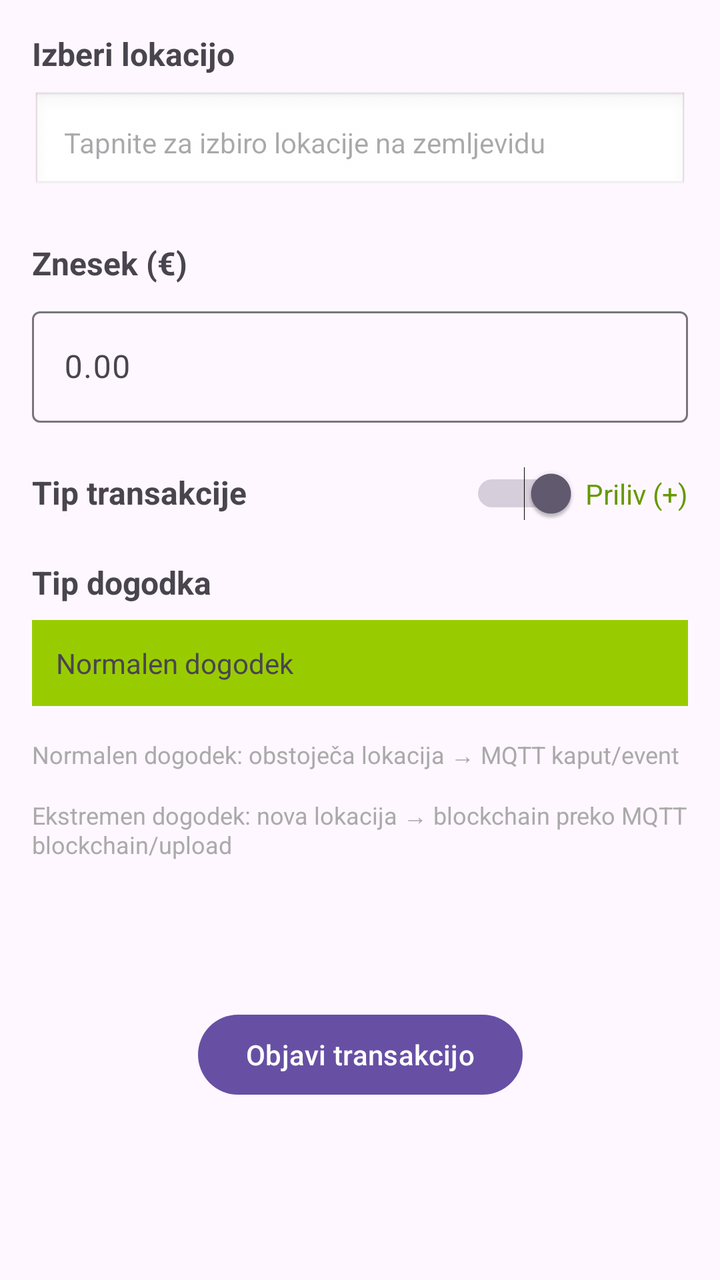
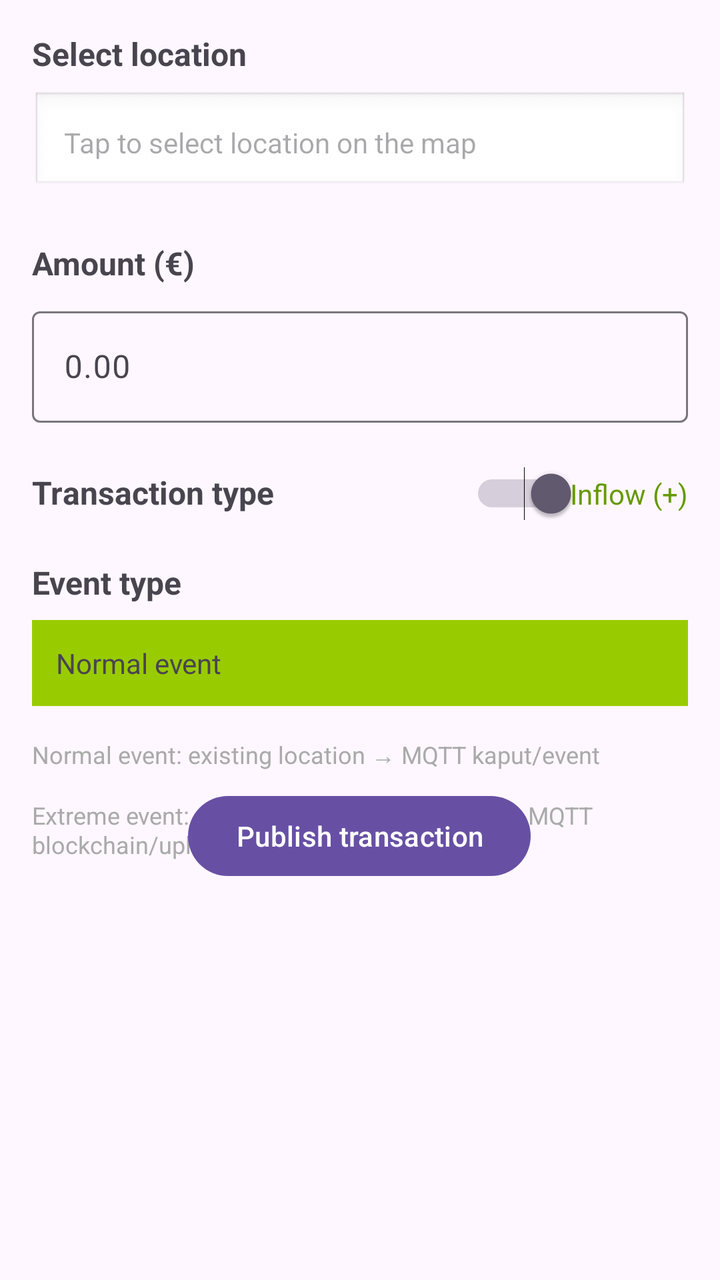

An Android layout rendered at two revisions. The XML below is the earlier revision; the diff shows what the commit changed to produce the second picture.
<!-- AndroidManifest.xml: application theme Theme.Kaput -->
<!-- res/layout/fragment_custom_event.xml -->
<?xml version="1.0" encoding="utf-8"?>
<ScrollView xmlns:android="http://schemas.android.com/apk/res/android"
    xmlns:app="http://schemas.android.com/apk/res-auto"
    xmlns:tools="http://schemas.android.com/tools"
    android:layout_width="match_parent"
    android:layout_height="match_parent"
    android:fillViewport="true">

    <androidx.constraintlayout.widget.ConstraintLayout
        android:id="@+id/customEventLayout"
        android:layout_width="match_parent"
        android:layout_height="wrap_content"
        android:padding="16dp"
        tools:context=".fragments.CustomEventFragment">

        
        <TextView
            android:id="@+id/locationLabel"
            android:layout_width="0dp"
            android:layout_height="wrap_content"
            android:text="@string/select_location"
            android:textSize="16sp"
            android:textStyle="bold"
            app:layout_constraintEnd_toEndOf="parent"
            app:layout_constraintStart_toStartOf="parent"
            app:layout_constraintTop_toTopOf="parent" />

        <TextView
            android:id="@+id/locationSelectText"
            android:layout_width="0dp"
            android:layout_height="wrap_content"
            android:layout_marginTop="8dp"
            android:background="@android:drawable/edit_text"
            android:clickable="true"
            android:focusable="true"
            android:hint="@string/select_location_hint"
            android:padding="16dp"
            android:textSize="14sp"
            app:layout_constraintEnd_toEndOf="parent"
            app:layout_constraintStart_toStartOf="parent"
            app:layout_constraintTop_toBottomOf="@id/locationLabel" />

        
        <TextView
            android:id="@+id/amountLabel"
            android:layout_width="0dp"
            android:layout_height="wrap_content"
            android:layout_marginTop="24dp"
            android:text="@string/event_amount"
            android:textSize="16sp"
            android:textStyle="bold"
            app:layout_constraintEnd_toEndOf="parent"
            app:layout_constraintStart_toStartOf="parent"
            app:layout_constraintTop_toBottomOf="@id/locationSelectText" />

        <com.google.android.material.textfield.TextInputLayout
            android:id="@+id/amountInputLayout"
            android:layout_width="0dp"
            android:layout_height="wrap_content"
            android:layout_marginTop="8dp"
            app:layout_constraintEnd_toEndOf="parent"
            app:layout_constraintStart_toStartOf="parent"
            app:layout_constraintTop_toBottomOf="@id/amountLabel">

            <com.google.android.material.textfield.TextInputEditText
                android:id="@+id/amountInput"
                android:layout_width="match_parent"
                android:layout_height="wrap_content"
                android:hint="@string/event_amount_hint"
                android:inputType="numberDecimal" />
        </com.google.android.material.textfield.TextInputLayout>

        
        <TextView
            android:id="@+id/transactionTypeLabel"
            android:layout_width="0dp"
            android:layout_height="wrap_content"
            android:layout_marginTop="24dp"
            android:text="@string/transaction_type"
            android:textSize="16sp"
            android:textStyle="bold"
            app:layout_constraintEnd_toStartOf="@id/guideline"
            app:layout_constraintStart_toStartOf="parent"
            app:layout_constraintTop_toBottomOf="@id/amountInputLayout" />

        <Switch
            android:id="@+id/transactionTypeSwitch"
            android:layout_width="wrap_content"
            android:layout_height="wrap_content"
            android:checked="true"
            app:layout_constraintBaseline_toBaselineOf="@id/transactionTypeLabel"
            app:layout_constraintEnd_toEndOf="parent"
            app:layout_constraintStart_toEndOf="@id/guideline" />

        <TextView
            android:id="@+id/transactionTypeValue"
            android:layout_width="wrap_content"
            android:layout_height="wrap_content"
            android:layout_marginTop="8dp"
            android:text="@string/inflow_label"
            android:textColor="@android:color/holo_green_dark"
            android:textSize="14sp"
            app:layout_constraintBaseline_toBaselineOf="@+id/transactionTypeSwitch"
            app:layout_constraintEnd_toEndOf="parent"
            app:layout_constraintTop_toBottomOf="@id/transactionTypeLabel" />

        
        <TextView
            android:id="@+id/eventTypeLabel"
            android:layout_width="0dp"
            android:layout_height="wrap_content"
            android:layout_marginTop="24dp"
            android:text="@string/event_type"
            android:textSize="16sp"
            android:textStyle="bold"
            app:layout_constraintEnd_toEndOf="parent"
            app:layout_constraintStart_toStartOf="parent"
            app:layout_constraintTop_toBottomOf="@id/transactionTypeValue" />

        <TextView
            android:id="@+id/eventTypeValue"
            android:layout_width="0dp"
            android:layout_height="wrap_content"
            android:layout_marginTop="8dp"
            android:padding="12dp"
            android:text="@string/normal_event"
            android:textSize="14sp"
            android:background="@android:color/holo_green_light"
            app:layout_constraintEnd_toEndOf="parent"
            app:layout_constraintStart_toStartOf="parent"
            app:layout_constraintTop_toBottomOf="@id/eventTypeLabel" />

        
        <androidx.constraintlayout.widget.Guideline
            android:id="@+id/guideline"
            android:layout_width="wrap_content"
            android:layout_height="wrap_content"
            android:orientation="vertical"
            app:layout_constraintGuide_percent="0.5" />

        
        <TextView
            android:id="@+id/infoText"
            android:layout_width="0dp"
            android:layout_height="wrap_content"
            android:layout_marginTop="16dp"
            android:text="@string/custom_event_info"
            android:textSize="12sp"
            android:textColor="@android:color/darker_gray"
            app:layout_constraintEnd_toEndOf="parent"
            app:layout_constraintStart_toStartOf="parent"
            app:layout_constraintTop_toBottomOf="@id/eventTypeValue" />

        
        <Button
            android:id="@+id/submitButton"
            android:layout_width="wrap_content"
            android:layout_height="wrap_content"
            android:layout_marginTop="32dp"
            android:layout_marginBottom="32dp"
            android:text="@string/publish_event"
            app:layout_constraintBottom_toBottomOf="parent"
            app:layout_constraintEnd_toEndOf="parent"
            app:layout_constraintStart_toStartOf="parent"
            app:layout_constraintTop_toBottomOf="@id/infoText" />

    </androidx.constraintlayout.widget.ConstraintLayout>
</ScrollView>
<!-- resources referenced by this layout -->
<resources>
  <string name="custom_event_info">Normalen dogodek: obstoječa lokacija → MQTT kaput/event\n\nEkstremen dogodek: nova lokacija → blockchain preko MQTT blockchain/upload</string>
  <string name="event_amount">Znesek (€)</string>
  <string name="event_amount_hint">0.00</string>
  <string name="event_type">Tip dogodka</string>
  <string name="inflow_label">Priliv (+)</string>
  <string name="normal_event">Normalen dogodek</string>
  <string name="publish_event">Objavi transakcijo</string>
  <string name="select_location">Izberi lokacijo</string>
  <string name="select_location_hint">Tapnite za izbiro lokacije na zemljevidu</string>
  <string name="transaction_type">Tip transakcije</string>
  <style name="Theme.Kaput" parent="Base.Theme.Kaput" />
  <style name="Base.Theme.Kaput" parent="Theme.Material3.DayNight.NoActionBar">
          
          
      </style>
</resources>

<!-- the commit's change to res/layout/fragment_custom_event.xml (unified diff, before → after) -->
@@ -156,13 +156,13 @@
             android:id="@+id/submitButton"
             android:layout_width="wrap_content"
             android:layout_height="wrap_content"
-            android:layout_marginTop="32dp"
-            android:layout_marginBottom="32dp"
             android:text="@string/publish_event"
             app:layout_constraintBottom_toBottomOf="parent"
             app:layout_constraintEnd_toEndOf="parent"
+            app:layout_constraintHorizontal_bias="0.497"
             app:layout_constraintStart_toStartOf="parent"
-            app:layout_constraintTop_toBottomOf="@id/infoText" />
+            app:layout_constraintTop_toTopOf="parent"
+            app:layout_constraintVertical_bias="0.675" />
 
     </androidx.constraintlayout.widget.ConstraintLayout>
 </ScrollView>
<!-- resource entries referenced after the edit -->
@@ -1,15 +1,15 @@
 <!-- resources referenced by this layout -->
 <resources>
-  <string name="custom_event_info">Normalen dogodek: obstoječa lokacija → MQTT kaput/event\n\nEkstremen dogodek: nova lokacija → blockchain preko MQTT blockchain/upload</string>
-  <string name="event_amount">Znesek (€)</string>
+  <string name="custom_event_info">Normal event: existing location → MQTT kaput/event\n\nExtreme event: new location → blockchain via MQTT blockchain/upload</string>
+  <string name="event_amount">Amount (€)</string>
   <string name="event_amount_hint">0.00</string>
-  <string name="event_type">Tip dogodka</string>
-  <string name="inflow_label">Priliv (+)</string>
-  <string name="normal_event">Normalen dogodek</string>
-  <string name="publish_event">Objavi transakcijo</string>
-  <string name="select_location">Izberi lokacijo</string>
-  <string name="select_location_hint">Tapnite za izbiro lokacije na zemljevidu</string>
-  <string name="transaction_type">Tip transakcije</string>
+  <string name="event_type">Event type</string>
+  <string name="inflow_label">Inflow (+)</string>
+  <string name="normal_event">Normal event</string>
+  <string name="publish_event">Publish transaction</string>
+  <string name="select_location">Select location</string>
+  <string name="select_location_hint">Tap to select location on the map</string>
+  <string name="transaction_type">Transaction type</string>
   <style name="Theme.Kaput" parent="Base.Theme.Kaput" />
   <style name="Base.Theme.Kaput" parent="Theme.Material3.DayNight.NoActionBar">
           
